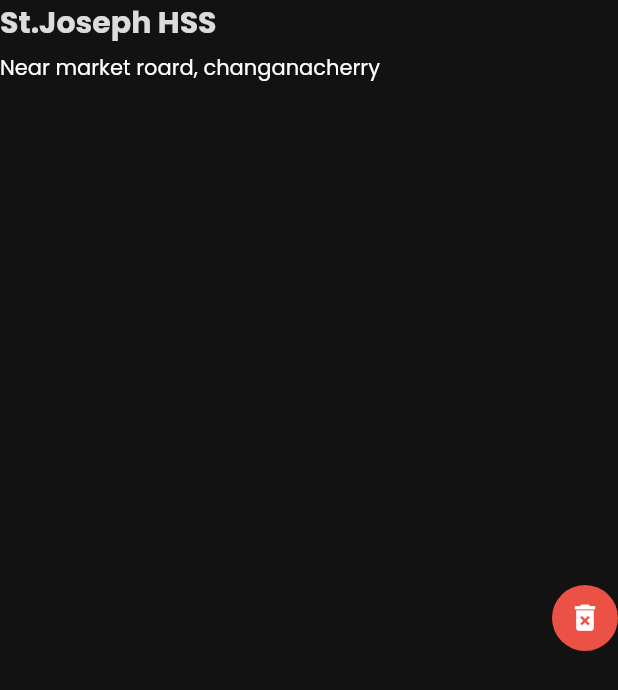
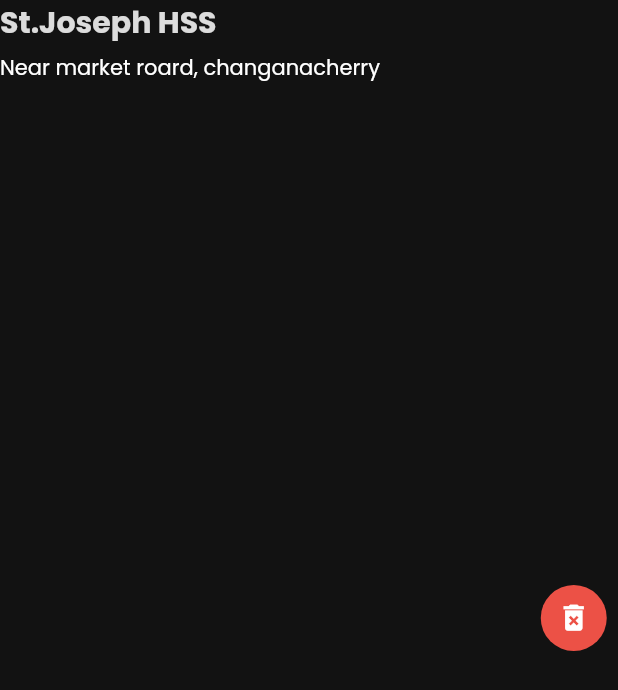
Before and after one commit to shaderone/samvit, a Flutter app: the CardTop widget shown alone on an empty page, opened directly, on a phone screen of 412 x 824 dp. Shown: the top 690 px of the screen. Run offline on Flutter 3.47's test engine with Material 2 defaults, Android fonts, the phone set to English and light mode, and no system bars; our stand-ins replace table_calendar.

Commit message:
Add responsive styling to booking and reservation pages

```diff
--- a/lib/presentation/screens/bookings/widgets/calendar_widget.dart
+++ b/lib/presentation/screens/bookings/widgets/calendar_widget.dart
@@ -16,6 +16,7 @@
   //set today style
   @override
   Widget build(BuildContext context) {
+    final screenWidth = MediaQuery.of(context).size.width;
     return Column(
       mainAxisSize: MainAxisSize.min,
       children: [
@@ -46,7 +47,7 @@
               currentDay: DateTime.utc(2022, 9, 1),
               rowHeight: 48,
               calendarStyle: CalendarStyle(
-                cellMargin: const EdgeInsets.all(8),
+                cellMargin: EdgeInsets.all(screenWidth <= 320 ? 4 : 8),
                 selectedDecoration: BoxDecoration(
                   shape: BoxShape.rectangle,
                   color: const Color(0xFF0F9EFF),
--- a/lib/presentation/screens/bookings/widgets/expo_registration.dart
+++ b/lib/presentation/screens/bookings/widgets/expo_registration.dart
@@ -34,6 +34,7 @@
 
   @override
   Widget build(BuildContext context) {
+    final screenWidth = MediaQuery.of(context).size.width;
     institutionNameController.text = bookingsModal.institutionName;
     return Scaffold(
       appBar: AppBar(
@@ -43,10 +44,10 @@
           children: [
             Image.asset("assets/logo.png", width: 30),
             const SizedBox(width: 15),
-            const Text(
+            Text(
               "Expo Registration",
               style: TextStyle(
-                fontSize: 24,
+                fontSize: screenWidth <= 320 ? 20 : 24,
                 fontWeight: FontWeight.bold,
               ),
             ),
--- a/lib/presentation/screens/reservations/reservation_screen.dart
+++ b/lib/presentation/screens/reservations/reservation_screen.dart
@@ -100,10 +100,12 @@
 
   @override
   Widget build(BuildContext context) {
+    final screenWidth = MediaQuery.of(context).size.width;
     return Row(
-      mainAxisAlignment: MainAxisAlignment.spaceBetween,
       children: [
-        Column(
+        Expanded(
+          flex: 7,
+          child: Column(
             crossAxisAlignment: CrossAxisAlignment.start,
             children: [
               Text(
@@ -115,19 +117,28 @@
                 ),
               ),
               const SizedBox(height: 5),
-            const Text("Near market roard, changanacherry"),
+              Text(
+                "Near market roard, changanacherry",
+                style: TextStyle(
+                  fontSize: screenWidth <= 320 ? 12 : 14,
+                ),
+              ),
             ],
           ),
-        CircleAvatar(
+        ),
+        Flexible(
+          flex: 1,
+          child: CircleAvatar(
             radius: 22,
             backgroundColor: const Color(0xFFEC5146),
             child: IconButton(
-            icon: const Icon(
+              icon: Icon(
                 Icons.delete_forever,
-              size: 23,
+                size: screenWidth <= 320 ? 18 : 23,
                 color: pureWhite,
               ),
               onPressed: () {},
+            ),
           ),
         ),
       ],
```
Lines whose indentation alone changed are shown as unchanged.
